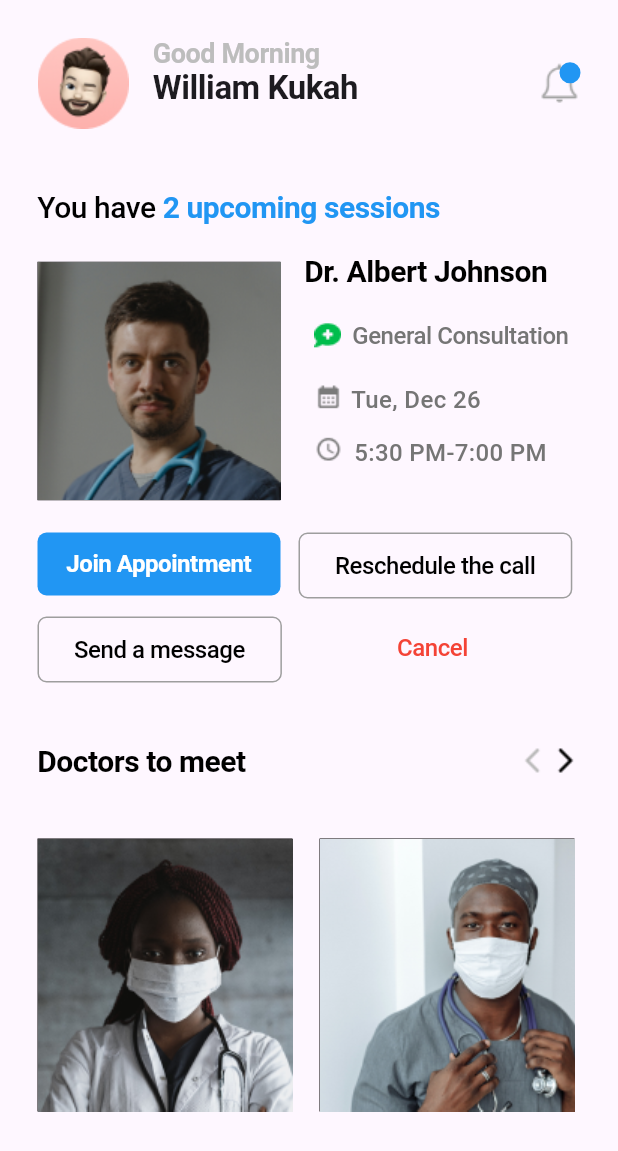
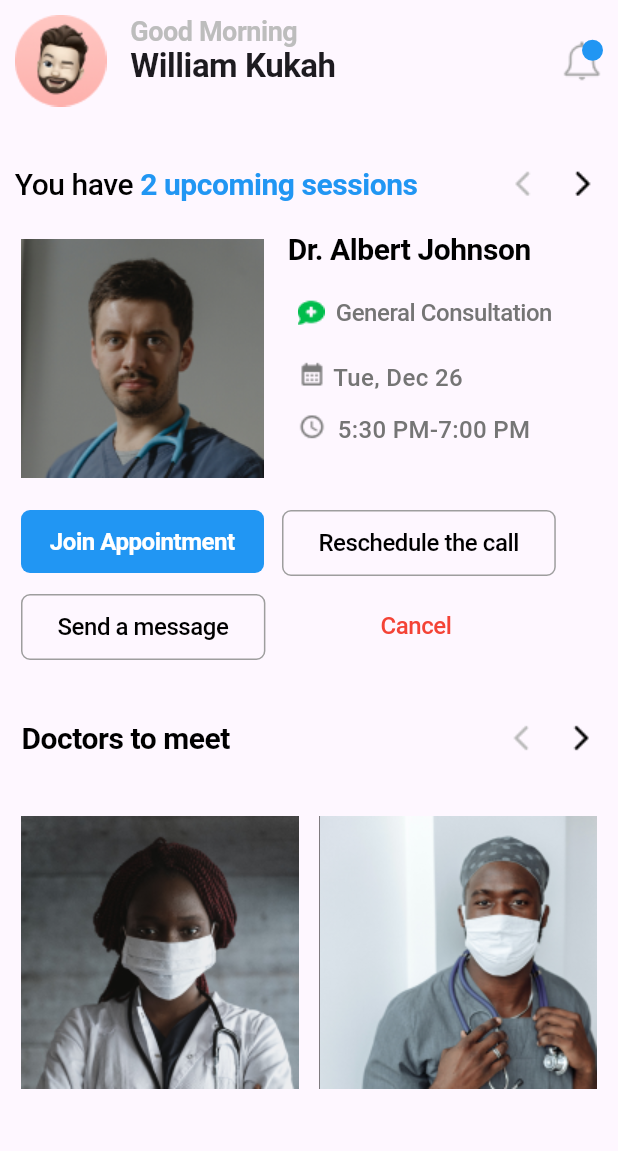
Before and after one commit to kofiwk/medicalbookingapp, a Flutter app: the Dashboard screen opened directly, on a phone screen of 412 x 824 dp. Shown: the top 1151 px of the screen. Run offline on Flutter 3.47's test engine with Material 3 defaults, Android fonts, the phone set to English and light mode, and no system bars.

Commit message:
Update dashboard.dart

```diff
--- a/lib/pages/dashboard.dart
+++ b/lib/pages/dashboard.dart
@@ -42,7 +42,7 @@ class _DashboardState extends State<Dashboard> {
     return Scaffold(
       body: SafeArea(
         child: Padding(
-          padding: const EdgeInsets.all(25.0),
+          padding: const EdgeInsets.all(10.0),
           child: Column(
             children: [
               Row(
@@ -113,10 +113,10 @@ class _DashboardState extends State<Dashboard> {
                 ],
               ),
               const SizedBox(height: 40),
-              const Row(
+              Row(
                 mainAxisAlignment: MainAxisAlignment.start,
                 children: [
-                  Text.rich(
+                  const Text.rich(
                     TextSpan(
                       children: [
                         TextSpan(
@@ -127,7 +127,8 @@ class _DashboardState extends State<Dashboard> {
                             fontWeight: FontWeight.w500,
                             height: 0,
                             letterSpacing: -0.30,
-                            )),
+                          ),
+                        ),
                         TextSpan(
                           text: ' ',
                           style: TextStyle(
@@ -136,7 +137,8 @@ class _DashboardState extends State<Dashboard> {
                             fontWeight: FontWeight.w700,
                             height: 0,
                             letterSpacing: -0.30,
-                            )),
+                          ),
+                        ),
                         TextSpan(
                           text: '2 upcoming sessions',
                           style: TextStyle(
@@ -145,10 +147,46 @@ class _DashboardState extends State<Dashboard> {
                             fontWeight: FontWeight.w700,
                             height: 0,
                             letterSpacing: -0.30,
-                            ))
+                          )
+                        )
                       ],
                     ),
                     textAlign: TextAlign.center,
+                  ),
+                  const SizedBox(width: 60),
+                  Row(
+                      mainAxisSize: MainAxisSize.min,
+                      mainAxisAlignment: MainAxisAlignment.start,
+                      crossAxisAlignment: CrossAxisAlignment.center,
+                      children: [
+                        Container(
+                          width: 20,
+                          height: 20,
+                          clipBehavior: Clip.antiAlias,
+                          decoration: const BoxDecoration(
+                            image: DecorationImage(
+                              image: AssetImage('assets/images/arrow_forward.png'),
+                            )
+                          ),
+                          child: const Stack(
+                            children: [],
+                          ),
+                        ),
+                        const SizedBox(width:20),
+                        Container(
+                          width: 20,
+                          height: 20,
+                          clipBehavior: Clip.antiAlias,
+                          decoration: const BoxDecoration(
+                            image: DecorationImage(
+                              image: AssetImage('assets/images/arrow_back.png'),
+                            ),
+                          ),
+                          child: const Stack(
+                            children: []
+                          ),
+                        ),
+                      ],
                     ),
                 ],
               ),
@@ -324,7 +362,7 @@ class _DashboardState extends State<Dashboard> {
                                               children: [],
                                             ),
                                           ),
-                                          const SizedBox(width: 6),
+                                          const SizedBox(width: 5),
                                           Text(
                                             'Tue, Dec 26',
                                             textAlign: TextAlign.center,
@@ -573,7 +611,7 @@ class _DashboardState extends State<Dashboard> {
                             children: [],
                           ),
                         ),
-                        const SizedBox(width:2),
+                        const SizedBox(width:20),
                         Container(
                           width: 20,
                           height: 20,
@@ -602,7 +640,7 @@ class _DashboardState extends State<Dashboard> {
                   crossAxisAlignment: CrossAxisAlignment.center,
                   children: [
                     Container(
-                      width: 170,
+                      width: 185,
                       height: 182,
                       color: Colors.black,
                       child: Image.asset(
@@ -610,9 +648,9 @@ class _DashboardState extends State<Dashboard> {
                       fit: BoxFit.cover,
                       ),
                     ),
-                    const SizedBox(width: 18),
+                    const SizedBox(width: 14),
                     Container(
-                      width: 170,
+                      width: 185,
                       height: 182,
                       color: Colors.black,
                       child: Image.asset(
```
Lines whose indentation alone changed are shown as unchanged.
